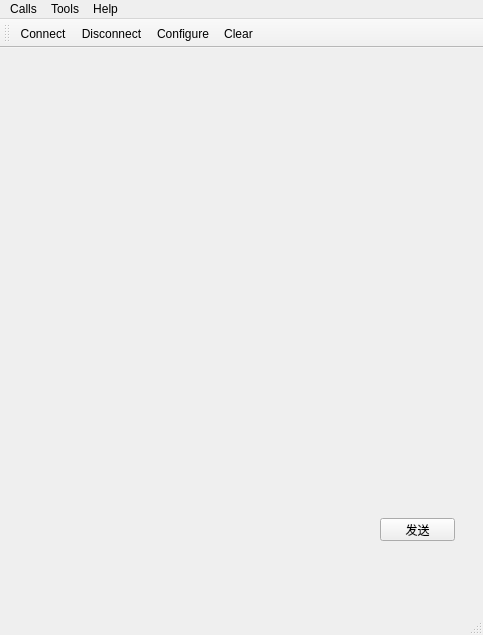
This is mainwindow.ui in 11494032/qt-serial as Qt 5 draws it before an edit. The edited form follows.
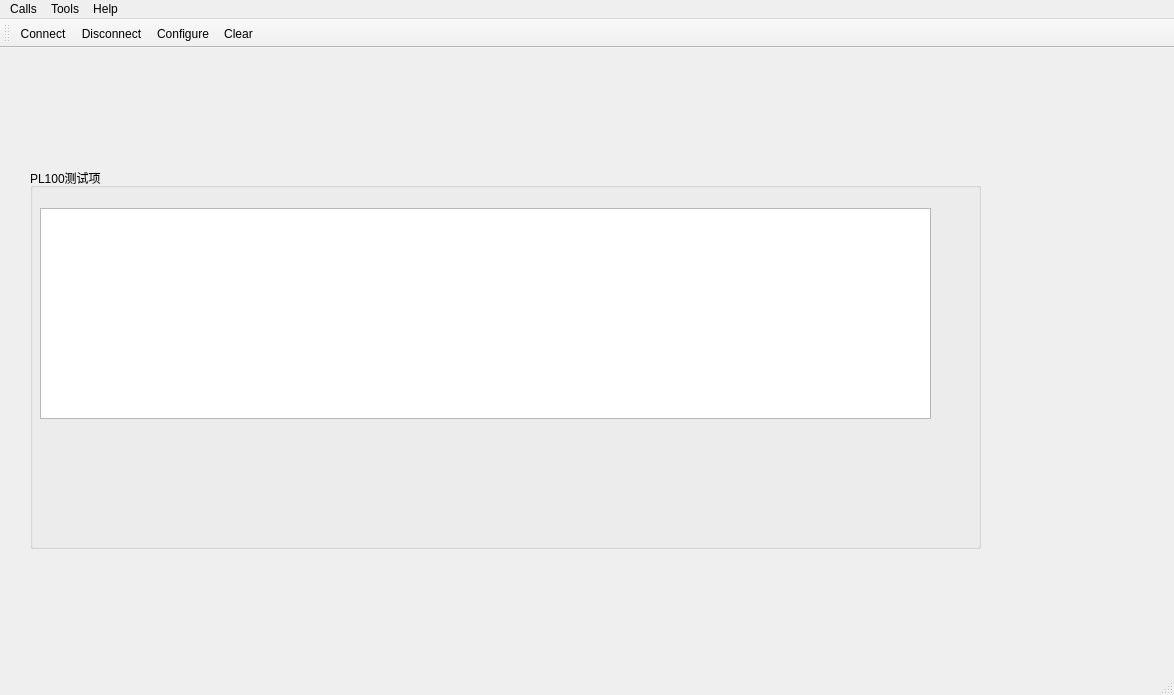
This is the edited form. Icons and pictures are not drawn.

Patch:
```diff
--- a/mainwindow.ui
+++ b/mainwindow.ui
@@ -6,26 +6,39 @@
    <rect>
     <x>0</x>
     <y>0</y>
-    <width>483</width>
-    <height>635</height>
+    <width>1174</width>
+    <height>695</height>
    </rect>
   </property>
   <property name="windowTitle">
    <string>MainWindow</string>
   </property>
   <widget class="QWidget" name="centralWidget">
-   <widget class="QPushButton" name="sendpushButton">
+   <widget class="QGroupBox" name="groupBox">
     <property name="geometry">
      <rect>
-      <x>380</x>
-      <y>470</y>
-      <width>75</width>
-      <height>23</height>
+      <x>30</x>
+      <y>120</y>
+      <width>951</width>
+      <height>381</height>
      </rect>
     </property>
-    <property name="text">
-     <string>发送</string>
+    <property name="title">
+     <string>PL100测试项</string>
     </property>
+    <widget class="QTreeView" name="treeView">
+     <property name="geometry">
+      <rect>
+       <x>10</x>
+       <y>40</y>
+       <width>891</width>
+       <height>211</height>
+      </rect>
+     </property>
+     <property name="autoFillBackground">
+      <bool>false</bool>
+     </property>
+    </widget>
    </widget>
   </widget>
   <widget class="QMenuBar" name="menuBar">
@@ -33,7 +46,7 @@
     <rect>
      <x>0</x>
      <y>0</y>
-     <width>483</width>
+     <width>1174</width>
      <height>23</height>
     </rect>
    </property>
```
